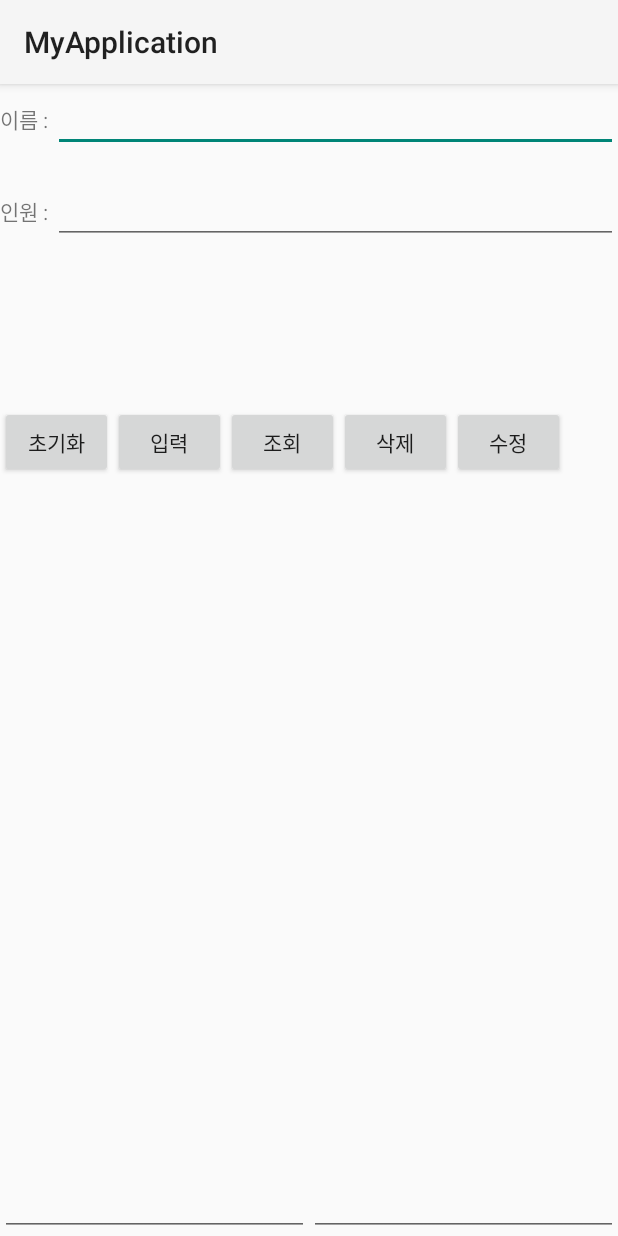
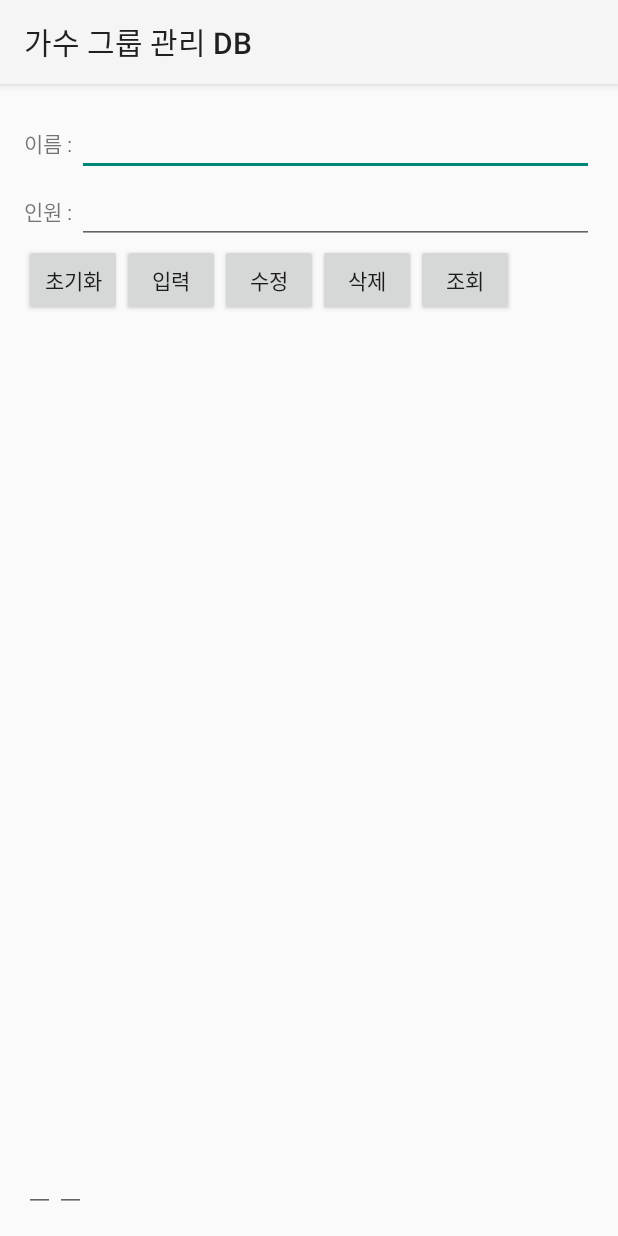
Before and after one commit to leeseung/MyApplication, an Android app: the screen it shows after launch (MainActivity), on a phone screen of 412 x 824 dp. Run offline under Robolectric (Android 15) with nearby library versions, the phone set to English and light mode, and no system bars.

Commit message:
Calc2 , poster( adapter ) , SQlite push

```diff
--- a/SQlite/build.gradle
+++ b/SQlite/build.gradle
@@ -6,7 +6,7 @@ android {
 
     defaultConfig {
         applicationId "com.cockandroid.myapplication"
-        minSdkVersion 21
+        minSdkVersion 19
         targetSdkVersion 23
         versionCode 1
         versionName "1.0"
--- a/SQlite/src/main/java/com/cockandroid/myapplication/MainActivity.java
+++ b/SQlite/src/main/java/com/cockandroid/myapplication/MainActivity.java
@@ -1,4 +1,5 @@
 package com.cockandroid.myapplication;
+
 
 import android.app.Activity;
 import android.content.Context;
@@ -13,30 +14,31 @@ import android.widget.Button;
 import android.widget.EditText;
 import android.widget.Toast;
 
-import java.io.FileOutputStream;
-
 public class MainActivity extends Activity {
 
-    myDBhelper myhelper;
-    EditText edtNmae,edtNumber,edtNameResult,edtNumberResult;
+    myDBHelper myhelper;
+    EditText editName, editNumber, editNameResult, editNumberResult;
     Button btnInit,btnInsert,btnSelect,btnDelete,btnUpdate;
     SQLiteDatabase sqlDB;
+
     @Override
     protected void onCreate(Bundle savedInstanceState) {
         super.onCreate(savedInstanceState);
         setContentView(R.layout.activity_main);
+        setTitle("가수 그룹 관리 DB");
 
-        edtNmae = (EditText) findViewById(R.id.edtName);
-        edtNumber = (EditText) findViewById(R.id.edtNum);
-        edtNameResult = (EditText)findViewById(R.id.edtNameResult);
-        edtNumberResult =(EditText)findViewById(R.id.edtNumberResult);
+        editName = (EditText) findViewById(R.id.edtName);
+        editNumber = (EditText) findViewById(R.id.edtNum);
+        editNameResult = (EditText) findViewById(R.id.edtNameResult);
+        editNumberResult = (EditText) findViewById(R.id.edtNumberResult);
+
         btnInit = (Button)findViewById(R.id.btnInit);
-        btnInsert = (Button)findViewById(R.id.btnInput);
+        btnInsert = (Button)findViewById(R.id.btnInsert);
         btnSelect =(Button)findViewById(R.id.btnQuery);
         btnDelete = (Button)findViewById(R.id.btnDelete);
-        btnUpdate =(Button)findViewById(R.id.btnUpdate);
+        btnUpdate =(Button)findViewById(R.id.btnUpdates);
 
-        myhelper = new myDBhelper(this);
+        myhelper = new myDBHelper(this);
         btnInit.setOnClickListener(new View.OnClickListener() {
 
             @Override
@@ -44,6 +46,7 @@ public class MainActivity extends Activity {
                 sqlDB = myhelper.getWritableDatabase();
                 myhelper.onUpgrade(sqlDB, 1, 2);
                 sqlDB.close();
+
             }
         });
         btnInsert.setOnClickListener(new View.OnClickListener(){
@@ -52,34 +55,19 @@ public class MainActivity extends Activity {
             public void onClick(View v) {
                 sqlDB = myhelper.getWritableDatabase();
                 sqlDB.execSQL("INSERT INTO groupTBL VALUES ('"
-                        + edtNmae.getText().toString() + "' , "
-                        + edtNumber.getText().toString() + ");");
+                        + editName.getText().toString() + "' , "
+                        + editNumber.getText().toString() + ");");
                 sqlDB.close();
                 Toast.makeText(getApplicationContext(),"입력됨",Toast.LENGTH_SHORT).show();
-                btnSelect.callOnClick();
+                Query();
             }
+
         });
         btnSelect.setOnClickListener(new View.OnClickListener() {
 
             @Override
             public void onClick(View v) {
-                sqlDB = myhelper.getReadableDatabase();
-                Cursor cursor;
-                cursor = sqlDB.rawQuery("SELECT * FROM groupTBL;", null);
-
-                String strNames = "그룹 이름" + "\r\n" + "----------" + "\r\n";
-                String strNums = "인원" + "\r\n" + "----------" + "\r\n";
-
-                while (cursor.moveToNext()) {
-                    strNames += cursor.getString(0) + "\r\n";
-                    strNums += cursor.getString(1) + "\r\n";
-                }
-
-                edtNameResult.setText(strNames);
-                edtNumberResult.setText(strNums);
-                cursor.close();
-                sqlDB.close();
-                btnSelect.callOnClick();
+                Query();
             }
 
         });
@@ -91,10 +79,10 @@ public class MainActivity extends Activity {
             public void onClick(View v) {
                 sqlDB = myhelper.getWritableDatabase();
                 sqlDB.execSQL("DELETE FROM groupTBL WHERE gName = '"
-                        + edtNmae.getText().toString() + "';");
+                        + editName.getText().toString() + "';");
                 sqlDB.close();
-                btnSelect.callOnClick();
                 Toast.makeText(getApplicationContext(),"삭제됨",Toast.LENGTH_SHORT).show();
+                Query();
             }
         });
         btnUpdate.setOnClickListener(new View.OnClickListener(){
@@ -102,31 +90,54 @@ public class MainActivity extends Activity {
             @Override
             public void onClick(View v) {
                 sqlDB = myhelper.getWritableDatabase();
-                sqlDB.execSQL("UPDATE groupTBL SET gNumber = " + edtNumber.getText().toString()
-                        + " WHERE gName = '" + edtNmae.getText().toString() + "';");
+                sqlDB.execSQL("UPDATE groupTBL SET gNumber = " + editNumber.getText().toString()
+                        + " WHERE gName = '" + editName.getText().toString() + "';");
                 sqlDB.close();
-                btnSelect.callOnClick();
                 Toast.makeText(getApplicationContext(),"수정됨",Toast.LENGTH_SHORT).show();
-
+                Query();
             }
         });
     }
 
-    public class myDBhelper extends SQLiteOpenHelper{
-        public myDBhelper(Context context){
-            super(context,"groupDB",null,1);
+    public void Query() {
+        sqlDB = myhelper.getReadableDatabase();
+        Cursor cursor;
+        cursor = sqlDB.rawQuery("SELECT * FROM groupTBL;", null);
+
+        String strNames = "그룹 이름" + "\r\n" + "----------" + "\r\n";
+        String strNums = "인원" + "\r\n" + "----------" + "\r\n";
+
+        while(cursor.moveToNext()) {
+            strNames += cursor.getString(0) + "\r\n";
+            strNums += cursor.getString(1) + "\r\n";
         }
+
+        editNameResult.setText(strNames);
+        editNumberResult.setText(strNums);
+
+        cursor.close();
+        sqlDB.close();
+    }
+
+    public class myDBHelper extends SQLiteOpenHelper {
+        public myDBHelper(Context context) {
+            super(context, "groupDB", null, 1);
+        }
+
         @Override
         public void onCreate(SQLiteDatabase db) {
+            // TODO
             db.execSQL("CREATE TABLE groupTBL ( gName CHAR(20) PRIMARY KEY, gNumber INTEGER);");
         }
 
         @Override
         public void onUpgrade(SQLiteDatabase db, int oldVersion, int newVersion) {
+            // TODO
             db.execSQL("DROP TABLE IF EXISTS groupTBL");
             onCreate(db);
         }
     }
 
 
+
 }
--- a/SQlite/src/main/res/layout/activity_main.xml
+++ b/SQlite/src/main/res/layout/activity_main.xml
@@ -1,101 +1,88 @@
 <LinearLayout xmlns:android="http://schemas.android.com/apk/res/android"
     xmlns:tools="http://schemas.android.com/tools" android:layout_width="match_parent"
-    android:layout_height="match_parent"
-    android:orientation="vertical" tools:context=".MainActivity">
+    android:layout_height="match_parent" android:paddingLeft="@dimen/activity_horizontal_margin"
+    android:paddingRight="@dimen/activity_horizontal_margin"
+    android:paddingTop="@dimen/activity_vertical_margin"
+    android:paddingBottom="@dimen/activity_vertical_margin" tools:context=".Sqlite"
+    android:orientation="vertical">
 
     <LinearLayout
         android:layout_width="fill_parent"
-        android:layout_height="0dip"
-        android:layout_weight="1"
-        android:orientation="horizontal"
-        >
+        android:layout_height="wrap_content"
+        android:orientation="horizontal">
         <TextView
             android:layout_width="wrap_content"
             android:layout_height="wrap_content"
             android:text="이름 : "/>
         <EditText
-            android:layout_width="wrap_content"
-            android:layout_height="wrap_content"
             android:id="@+id/edtName"
             android:layout_weight="1"
-            />
+            android:layout_width="fill_parent"
+            android:layout_height="wrap_content" />
     </LinearLayout>
-
     <LinearLayout
-        android:layout_width="match_parent"
-        android:layout_height="92dp"
-        android:orientation="horizontal"
-        android:layout_weight="1.00"
-        >
+        android:layout_width="fill_parent"
+        android:layout_height="wrap_content"
+        android:orientation="horizontal">
         <TextView
             android:layout_width="wrap_content"
             android:layout_height="wrap_content"
             android:text="인원 : "/>
         <EditText
-            android:layout_width="wrap_content"
-            android:layout_height="wrap_content"
             android:id="@+id/edtNum"
             android:layout_weight="1"
-            />
-    </LinearLayout>
-
-    <LinearLayout
-        android:layout_width="fill_parent"
-        android:layout_height="0dip"
-        android:layout_weight="1"
-        android:orientation="horizontal"
-        >
-        <Button
-            android:layout_width="75dp"
-            android:layout_height="wrap_content"
-            android:id="@+id/btnInit"
-            android:text="초기화"
-            />
-        <Button
-            android:layout_width="75dp"
-            android:layout_height="wrap_content"
-            android:id="@+id/btnInput"
-            android:text="입력"
-            />
-        <Button
-            android:layout_width="75dp"
-            android:layout_height="wrap_content"
-            android:id="@+id/btnQuery"
-            android:text="조회"
-            />
-        <Button
-            android:layout_width="75dp"
-            android:layout_height="wrap_content"
-            android:id="@+id/btnDelete"
-            android:text="삭제"
-            />
-        <Button
-            android:layout_width="75dp"
-            android:layout_height="wrap_content"
-            android:id="@+id/btnUpdate"
-            android:text="수정"
-            />
-
-
+            android:layout_width="fill_parent"
+            android:layout_height="wrap_content" />
     </LinearLayout>
     <LinearLayout
         android:layout_width="fill_parent"
-        android:layout_height="0dip"
-        android:layout_weight="8"
-        android:orientation="horizontal"
-        >
-            <EditText
-                android:layout_width="wrap_content"
-                android:layout_height="match_parent"
-                android:id="@+id/edtNameResult"
-                android:layout_weight="1"/>
+        android:layout_height="wrap_content"
+        android:orientation="horizontal">
+        <Button
+            android:id="@+id/btnInit"
+            android:text="초기화"
+            android:layout_width="65dp"
+            android:layout_height="wrap_content"
+            android:onClick="onClick"/>
+        <Button
+            android:id="@+id/btnInsert"
+            android:text="입력"
+            android:layout_width="65dp"
+            android:layout_height="wrap_content"
+            android:onClick="onClick"/>
+        <Button
+            android:id="@+id/btnUpdates"
+            android:text="수정"
+            android:layout_width="65dp"
+            android:layout_height="wrap_content"
+            android:onClick="onClick"/>
+        <Button
+            android:id="@+id/btnDelete"
+            android:text="삭제"
+            android:layout_width="65dp"
+            android:layout_height="wrap_content"
+            android:onClick="onClick"/>
+        <Button
+            android:id="@+id/btnQuery"
+            android:text="조회"
+            android:layout_width="65dp"
+            android:layout_height="wrap_content"
+            android:onClick="onClick"/>
+    </LinearLayout>
+    <LinearLayout
+        android:layout_width="fill_parent"
+        android:layout_height="match_parent"
+        android:orientation="horizontal">
         <EditText
+            android:id="@+id/edtNameResult"
             android:layout_width="wrap_content"
-            android:layout_height="match_parent"
+            android:layout_height="fill_parent"
+            android:editable="false"/>
+        <EditText
             android:id="@+id/edtNumberResult"
-            android:layout_weight="1"/>
-
+            android:layout_width="wrap_content"
+            android:layout_height="fill_parent"
+            android:editable="false"/>
     </LinearLayout>
 
-
 </LinearLayout>
--- a/poster/src/main/res/layout/activity_main.xml
+++ b/poster/src/main/res/layout/activity_main.xml
@@ -8,7 +8,8 @@
         android:layout_height="wrap_content"
         android:id="@+id/gridView1"
         android:gravity="center"
-        android:numColumns="4"></GridView>
+        android:numColumns="4"
+       ></GridView>
 
 
 </LinearLayout>
```
Also changed, not shown: poster/src/main/java/com/example/lee/myapplication/MainActivity.java (+20 -30 lines), poster/src/main/res/layout/content_main.xml (+12 -15 lines), poster/src/main/res/layout/dialog.xml (+12 -6 lines), 5 other files.
